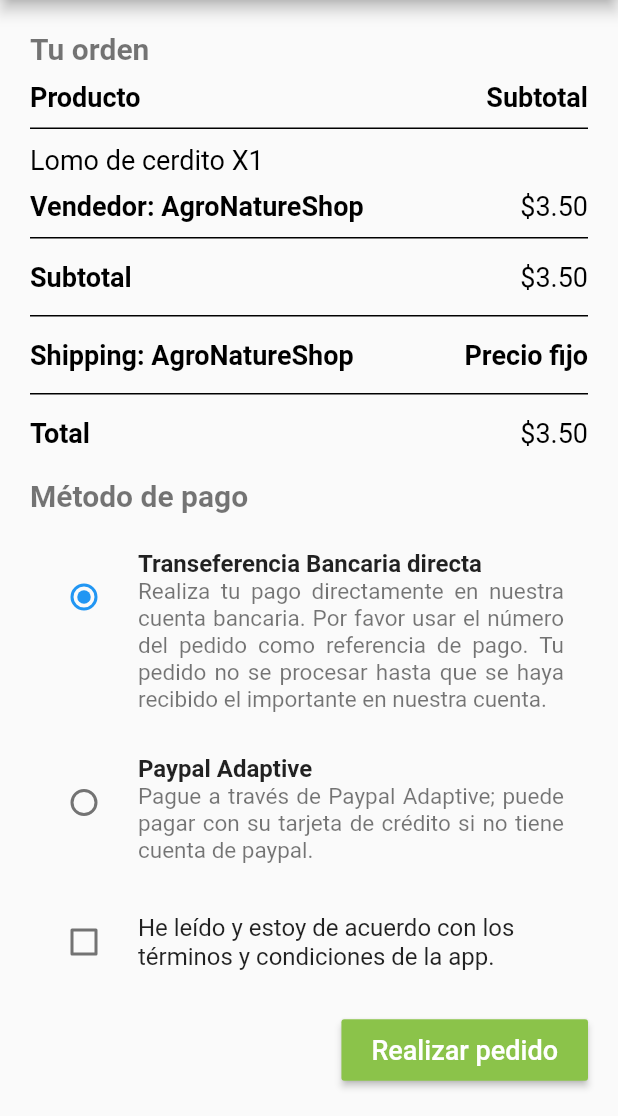
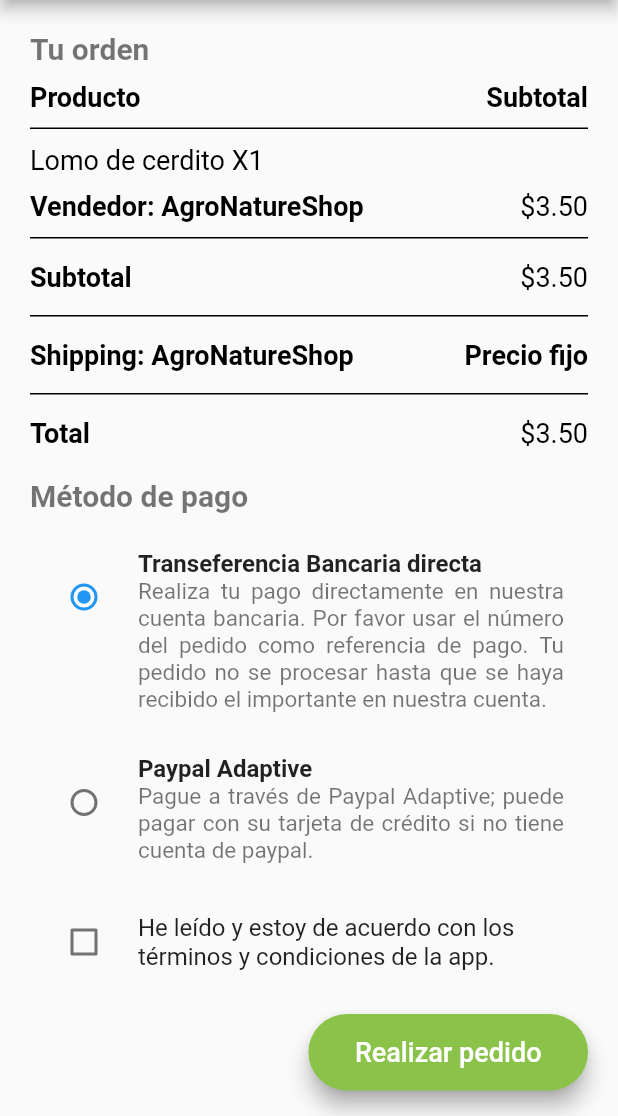
Before and after one commit to ferdeX64/prowessagronomia, a Flutter app: the FormCompra screen opened directly, scrolled down 1253 dp, on a phone screen of 412 x 824 dp, the part 120-1236 px from its top. Run offline on Flutter 3.47's test engine with Material 2 defaults, Android fonts, the phone set to English and light mode, and no system bars; our stand-ins replace accordion, carousel_slider, email_validator, flutter_slidable, image_picker, nb_utils and 3 more; missing offline and left inert: async_button_builder; accounts and stored records are empty; network calls fail.

Commit message:
Gracias page

```diff
--- a/lib/src/pages/confirmacion_compra.dart
+++ b/lib/src/pages/confirmacion_compra.dart
@@ -23,7 +23,8 @@ class _OnboardingScreenThreeState extends State<OnboardingScreenThree> {
   @override
   Widget build(BuildContext context) {
     Size size = MediaQuery.of(context).size;
-    return Scaffold(
+    return SafeArea(
+      child: Scaffold(
         key: _key,
         appBar: AppBar(
             toolbarHeight: 80,
@@ -174,6 +175,7 @@ class _OnboardingScreenThreeState extends State<OnboardingScreenThree> {
             )
           ],
         ),
+      ),
     );
   }
 }
--- a/lib/src/pages/form_compra_page.dart
+++ b/lib/src/pages/form_compra_page.dart
@@ -1,4 +1,6 @@
 import 'package:flutter/material.dart';
+import 'package:prowessagronomia/src/pages/confirmacion_compra.dart';
+import 'package:prowessagronomia/src/pages/gracias_page.dart';
 
 class FormCompra extends StatefulWidget {
   const FormCompra({Key? key}) : super(key: key);
@@ -426,37 +428,35 @@ class _FormCompraState extends State<FormCompra> {
                     });
                   }
                 ),
-                Row(
-                  mainAxisAlignment: MainAxisAlignment.end,
-                  children: [
-                    Container(
-                      padding: const EdgeInsets.only(top:20),
-                      // ignore: deprecated_member_use
-                      child: RaisedButton(
-                        padding:  const EdgeInsets.symmetric(vertical: 10,horizontal:20),
-                        color: Colors.lightGreen, // background
-                        textColor: Colors.white, // foreground
-                        onPressed: () { },
-                        child: Expanded(
-                          child: Row(
-                            children: const[
-
-                              Text('Realizar pedido',style: TextStyle(fontSize: 18),),
-                            ],
+                Padding(
+                  padding: const EdgeInsets.only(top: 20),
+                  child: Row(
+                    mainAxisAlignment: MainAxisAlignment.end,
+                    children: [
+                        ElevatedButton(
+                          style: ElevatedButton.styleFrom(
+                            primary: Colors.lightGreen,
+                            shape: const StadiumBorder(),
+                            elevation: 6.0,
                           ),
-                        ),
-                      ),
-                    )
-                  ],
+                          child: Container(
+                            padding: const EdgeInsets.all(15),
+                            child: const Text("Realizar pedido",style: TextStyle(fontSize: 18))
+                          ),
+                          onPressed: (){
+                            Navigator.push(
+                              context,
+                              MaterialPageRoute(
+                              builder: (BuildContext context) =>  const OnboardingScreenThree()));
+                          },
+                        )
+                    ],
+                  ),
                 )
-
-
               ],
             ),
           ),
         ),
-
       );
-
   }
 }
```
Lines whose indentation alone changed are shown as unchanged.
